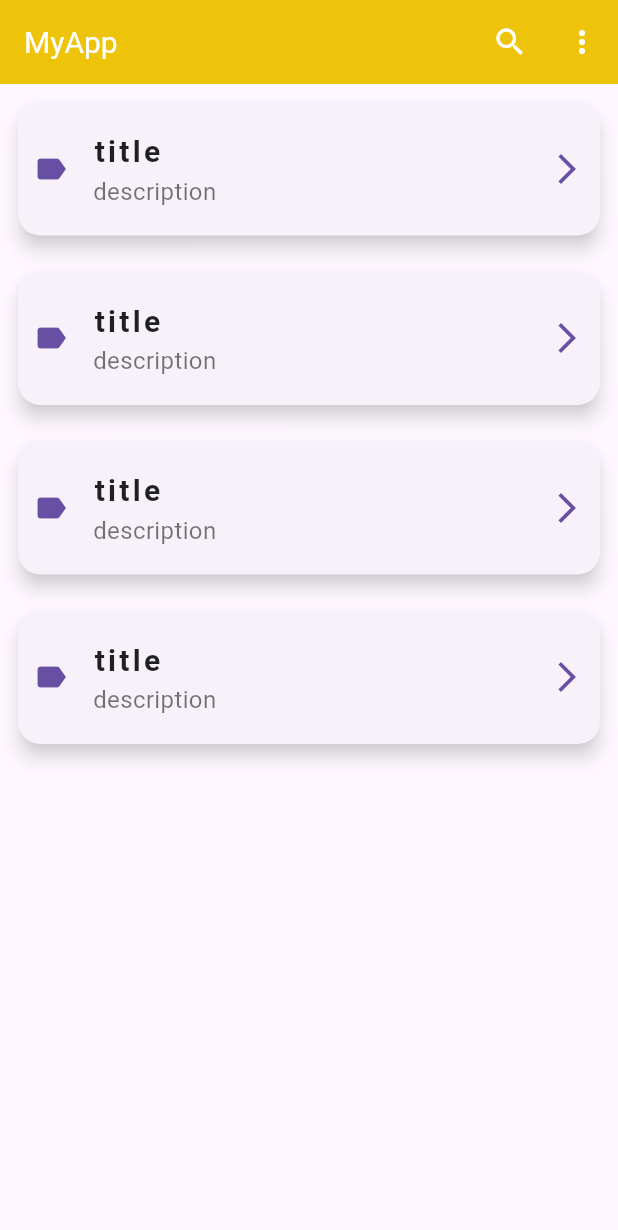
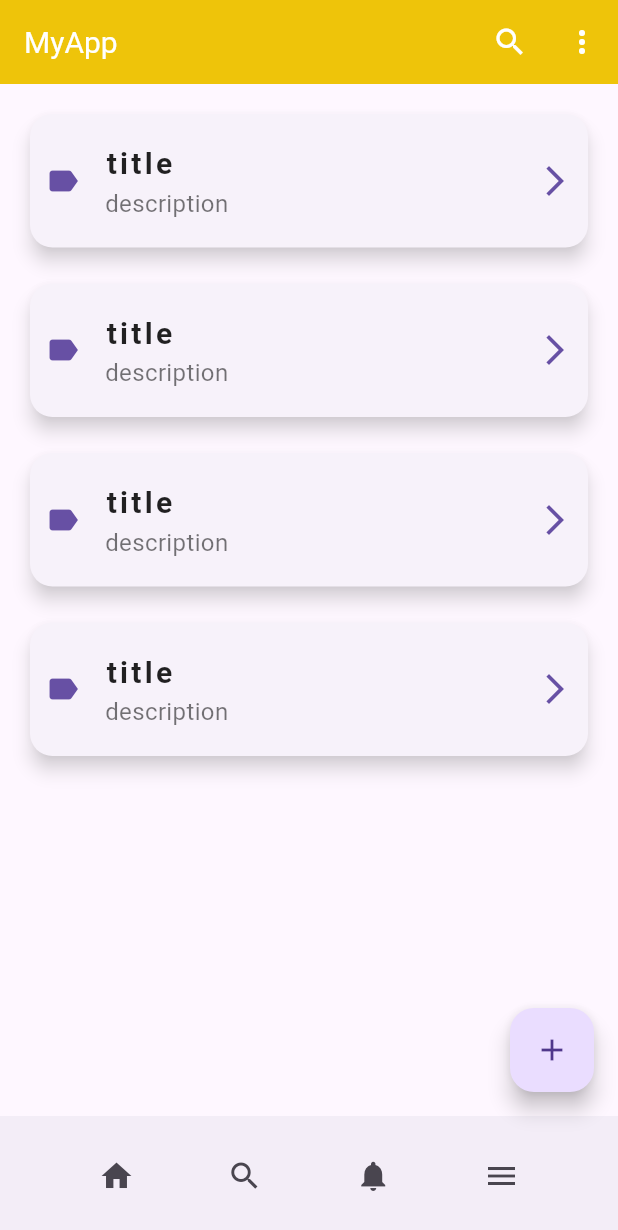
Before and after one commit to newgalaxian/flutter_widgets, a Flutter app: the screen it shows after launch, on a phone screen of 412 x 824 dp. Shown: the top 1230 px of the screen. Run offline on Flutter 3.47's test engine with Material 3 defaults, Android fonts, the phone set to English and light mode, and no system bars.

```diff
--- a/lib/screens/home.dart
+++ b/lib/screens/home.dart
@@ -1,3 +1,4 @@
+import 'package:all_widgets/utils/constants.dart';
 import 'package:all_widgets/widgets/mycard.dart';
 import 'package:flutter/material.dart';
 
@@ -8,7 +9,7 @@ class MyHomePage extends StatelessWidget {
   Widget build(BuildContext context) {
     return Scaffold(
       appBar: AppBar(
-        title: const Text('MyApp'),
+        title: const Text(appTitle),
         actions: [
           IconButton(
             icon: const Icon(
@@ -26,15 +27,42 @@ class MyHomePage extends StatelessWidget {
           ),
         ],
       ),
-      body: const Column(
-        mainAxisAlignment: MainAxisAlignment.start,
-        children: [
+      body: ListView(
+        padding: cardPadding,
+        children: const [
           MyCard(title: "title", description: "description"),
           MyCard(title: "title", description: "description"),
           MyCard(title: "title", description: "description"),
           MyCard(title: "title", description: "description"),
         ],
       ),
+      floatingActionButton: FloatingActionButton(
+        onPressed: () {},
+        child: const Icon(Icons.add),
+      ),
+      bottomNavigationBar: BottomAppBar(
+        child: Row(
+          mainAxisAlignment: MainAxisAlignment.spaceEvenly,
+          children: [
+            IconButton(
+              icon: const Icon(Icons.home),
+              onPressed: () {},
+            ),
+            IconButton(
+              icon: const Icon(Icons.search),
+              onPressed: () {},
+            ),
+            IconButton(
+              icon: const Icon(Icons.notifications),
+              onPressed: () {},
+            ),
+            IconButton(
+              icon: const Icon(Icons.menu),
+              onPressed: () {},
+            ),
+          ],
+        ),
+      ),
     );
   }
 }
--- /dev/null
+++ b/lib/utils/constants.dart
@@ -0,0 +1,7 @@
+import 'package:flutter/material.dart';
+
+const String appTitle = 'MyApp';
+const double cardElevation = 5.0;
+const double borderRadius = 15.0;
+
+const EdgeInsets cardPadding = EdgeInsets.all(8.0);
```
Also changed, not shown: lib/widgets/buttonSection.dart (added, +52 -0 lines).
